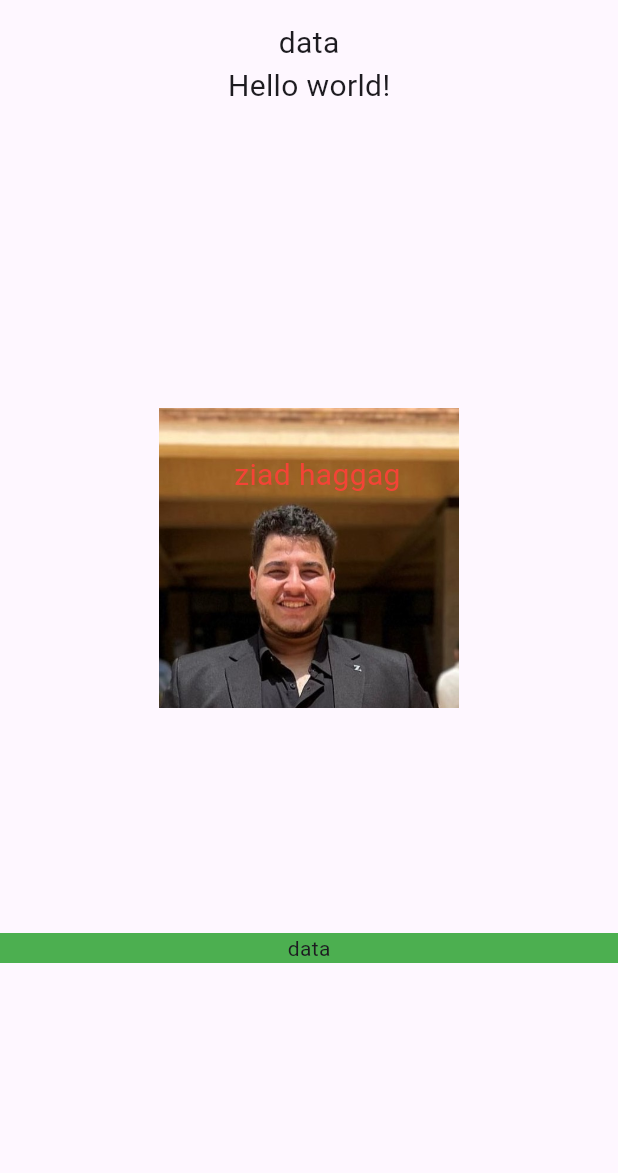
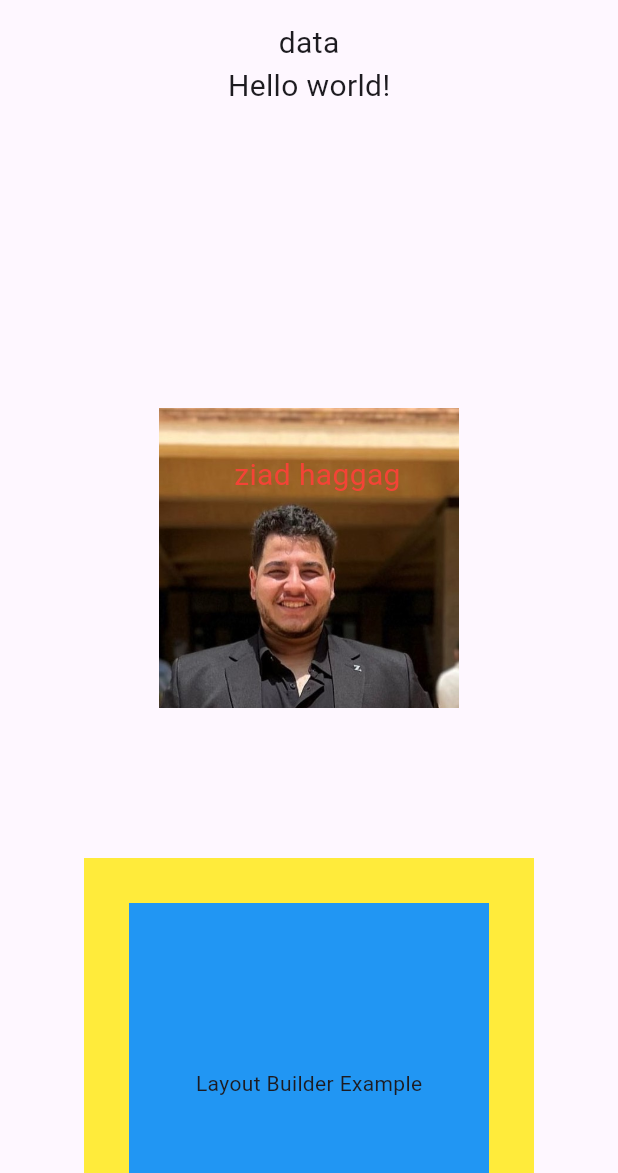
Before and after one commit to ziadhaggagNZ/Flutter_ZeroToMastery_course, a Flutter app: the screen it shows after launch, on a phone screen of 412 x 824 dp, the part 63-1236 px from its top. Run offline on Flutter 3.47's test engine with Material 3 defaults, Android fonts, the phone set to English and light mode, and no system bars.

Commit message:
Layout Builder

```diff
--- a/02_flutter_basics/lib/main.dart
+++ b/02_flutter_basics/lib/main.dart
@@ -1,4 +1,5 @@
 import 'package:flutter/material.dart';
+import 'package:flutter/rendering.dart';
 
 void main() {
   runApp(const MyApp());
@@ -16,6 +17,7 @@ class MyApp extends StatelessWidget {
         title: const Text("Fluttar Basics"),
       ),
       body: Container(
+        width: MediaQuery.of(context).size.width,
           decoration: BoxDecoration(
               //color: Colors.blue,
               borderRadius: BorderRadius.circular(20)),
@@ -68,13 +70,21 @@ class MyApp extends StatelessWidget {
                         style: TextStyle(color: Colors.red, fontSize: 20),
                       ))
                 ]),
-                SizedBox(
-                  height: 150,
-                ),
+                SizedBox(height: 100,),
                   Container(
-                    width: MediaQuery.of(context).size.width,
-                    color: Colors.green,
-                  child: Center(child: Text("data")),
+                    height: 300,
+                    width: 300,
+                    color: Colors.yellow,
+                  child: LayoutBuilder(builder: (context,Constraints){
+                    return Center(
+                      child: Container(
+                        height: Constraints.maxHeight * 0.8,
+                        width: Constraints.maxWidth * 0.8,
+                        color: Colors.blue,
+                        child: Center(child: const Text("Layout Builder Example")),
+                      ) ,
+                    );
+                  })
                 ),
                 SizedBox(
                   height: 200,
```
